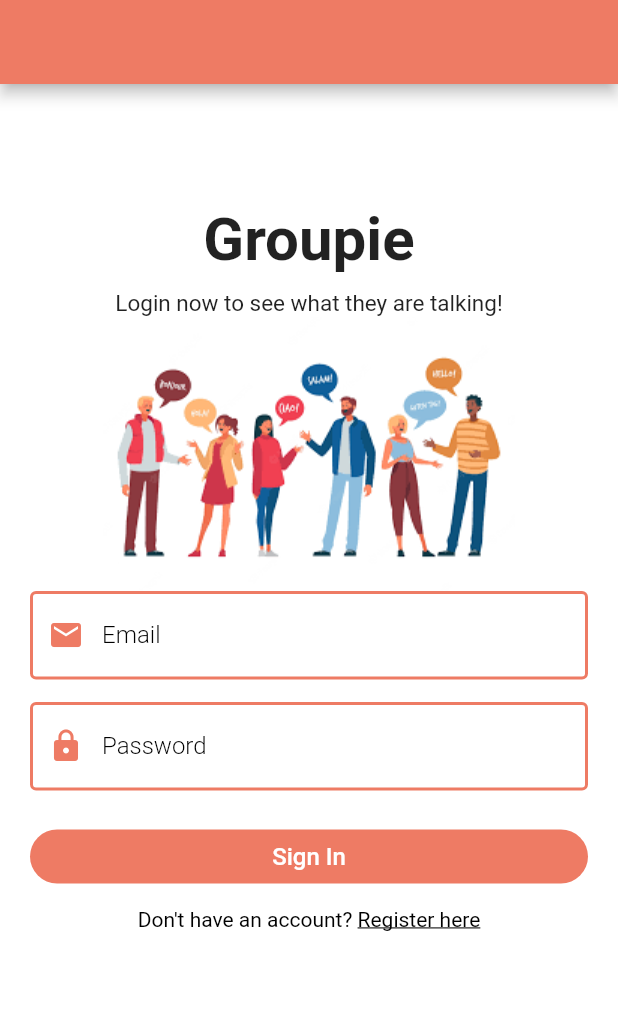
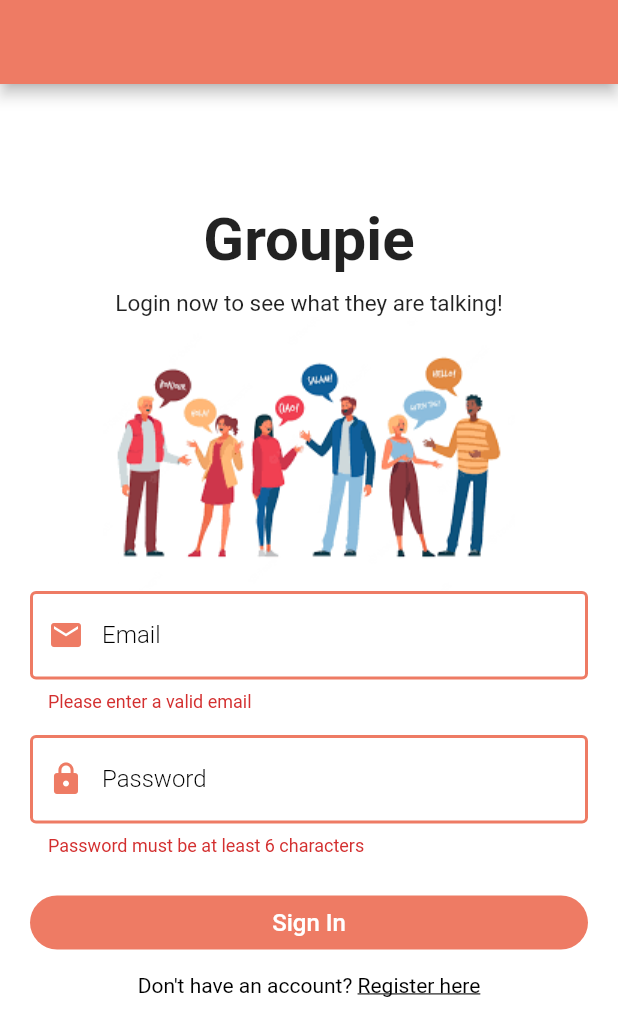
Before and after one commit to sakshi3326/ChatApp, a Flutter app: the screen it shows after launch, after a tap on "Sign In", on a phone screen of 412 x 824 dp. Shown: the top 1036 px of the screen. Run offline on Flutter 3.47's test engine with Material 2 defaults, Android fonts, the phone set to English and light mode, and no system bars; our stand-ins replace cloud_firestore, firebase_auth, firebase_core, shared_preferences; accounts and stored records are empty.

Commit message:
login register backend done

```diff
--- a/lib/main.dart
+++ b/lib/main.dart
@@ -43,7 +43,9 @@ class _MyAppState extends State<MyApp> {
   getUserLoggedInStatus() async {
     await HelperFunctions.getUserLoggedInStatus().then((value){
       if(value!=null){
-        _isSignedIn = value;
+        setState(() {
+          _isSignedIn=value;
+        });
       }
     });
   }
--- a/lib/pages/auth/login.dart
+++ b/lib/pages/auth/login.dart
@@ -2,10 +2,17 @@ import 'dart:core';
 import 'dart:core';
 
 import 'package:chat_app/pages/auth/register.dart';
+import 'package:chat_app/service/auth_service.dart';
 import 'package:chat_app/widgets/widgets.dart';
+import 'package:cloud_firestore/cloud_firestore.dart';
+import 'package:firebase_auth/firebase_auth.dart';
 import 'package:flutter/cupertino.dart';
 import 'package:flutter/gestures.dart';
 import 'package:flutter/material.dart';
+
+import '../../helper/helper_function.dart';
+import '../../service/database_service.dart';
+import '../home.dart';
 
 class LoginPage extends StatefulWidget {
   const LoginPage({Key? key}) : super(key: key);
@@ -18,6 +25,8 @@ class _LoginPageState extends State<LoginPage> {
   final formKey = GlobalKey<FormState>();
   String email="";
   String password = "";
+  bool _isLoading = false;
+  AuthService authService = AuthService();
   @override
   Widget build(BuildContext context) {
     return Scaffold(
@@ -26,7 +35,12 @@ class _LoginPageState extends State<LoginPage> {
             .of(context)
             .primaryColor,
       ),
-      body: SingleChildScrollView(
+      body: _isLoading
+          ? Center(
+        child: CircularProgressIndicator(
+            color: Theme.of(context).primaryColor),
+      )
+          : SingleChildScrollView(
         child: Padding(
           padding:
           const EdgeInsets.symmetric(horizontal: 20, vertical: 80),
@@ -143,7 +157,31 @@ class _LoginPageState extends State<LoginPage> {
       ),
     );
   }
-    login(){
+    login() async{
+      if (formKey.currentState!.validate()) {
+        setState(() {
+          _isLoading = true;
+        });
+        await authService
+            .loginWithUserNameandPassword(email, password)
+            .then((value) async {
+          if (value == true) {
+            QuerySnapshot snapshot =
+            await DatabaseService(uid: FirebaseAuth.instance.currentUser!.uid)
+                .gettingUserData(email);
+            // saving the values to our shared preferences
+            await HelperFunctions.saveUserLoggedInStatus(true);
+            await HelperFunctions.saveUserEmailSF(email);
+            await HelperFunctions.saveUserNameSF(snapshot.docs[0]['fullName']);
+            nextScreenReplace(context, const Home());
+          } else {
+            showSnackbar(context, Colors.red, value);
+            setState(() {
+              _isLoading = false;
+            });
+          }
+        });
+      }
 
     }
   }
--- /dev/null
+++ b/lib/service/database_service.dart
@@ -0,0 +1,31 @@
+import 'package:cloud_firestore/cloud_firestore.dart';
+
+class DatabaseService {
+  final String? uid;
+
+  DatabaseService({this.uid});
+
+  final CollectionReference userCollection =
+  FirebaseFirestore.instance.collection("users");
+  final CollectionReference groupCollection =
+  FirebaseFirestore.instance.collection("groups");
+
+  Future savingUserData(String fullName, String email) async {
+    return await userCollection.doc(uid).set({
+      "fullName": fullName,
+      "email": email,
+      "groups": [],
+      "profilePic": "",
+      "uid": uid,
+    });
+  }
+
+  // getting user data
+  Future gettingUserData(String email) async {
+    QuerySnapshot snapshot =
+    await userCollection.where("email", isEqualTo: email).get();
+    return snapshot;
+  }
+
+
+}
```
Also changed, not shown: lib/helper/helper_function.dart (+18 -0 lines), lib/pages/auth/register.dart (+34 -2 lines), lib/pages/home.dart (+9 -1 lines), lib/service/auth_service.dart (added, +58 -0 lines), lib/widgets/widgets.dart (+17 -0 lines).
